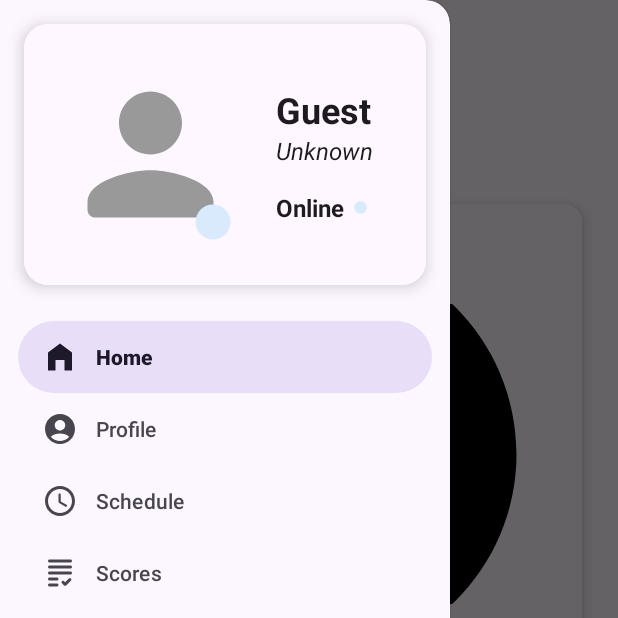
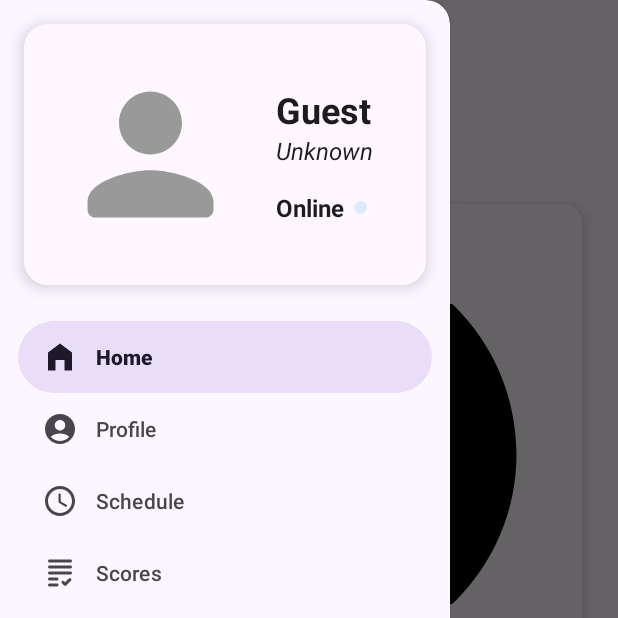
Before and after one commit to TakorSK/GestionEtudiant, an Android app: the MainActivity screen opened directly, with no data from a screen before it, with the side drawer open, on a phone screen of 412 x 824 dp, the top half of it. Run offline under Robolectric (Android 15) with nearby library versions, the phone set to English and light mode, and no system bars; our stand-ins replace Room's generated code.

Commit message:
updated drawer ui

```diff
--- a/app/src/main/res/layout/nav_header.xml
+++ b/app/src/main/res/layout/nav_header.xml
@@ -32,13 +32,6 @@
                 android:outlineProvider="background"
                 android:background="@drawable/circle_mask" />
 
-            <ImageView
-                android:id="@+id/status_icon"
-                android:layout_width="28dp"
-                android:layout_height="28dp"
-                android:layout_gravity="bottom|end"
-                android:layout_margin="4dp"
-                android:src="@drawable/online_circle_icon" />
         </FrameLayout>
 
         <!-- Info Section -->
```
